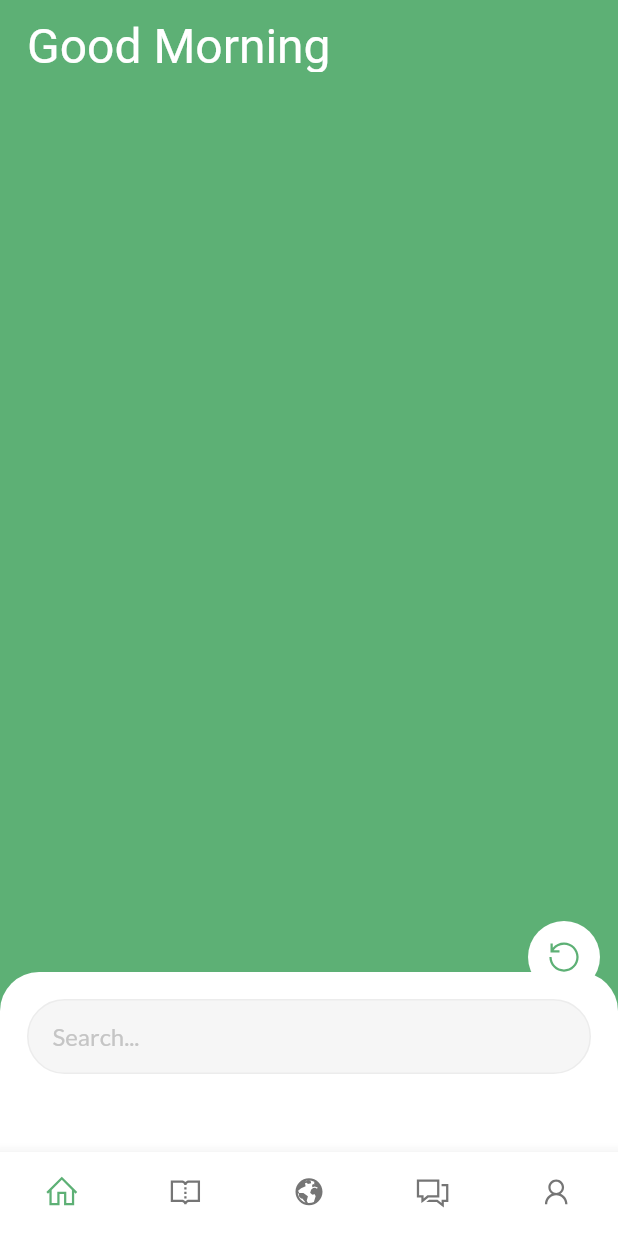
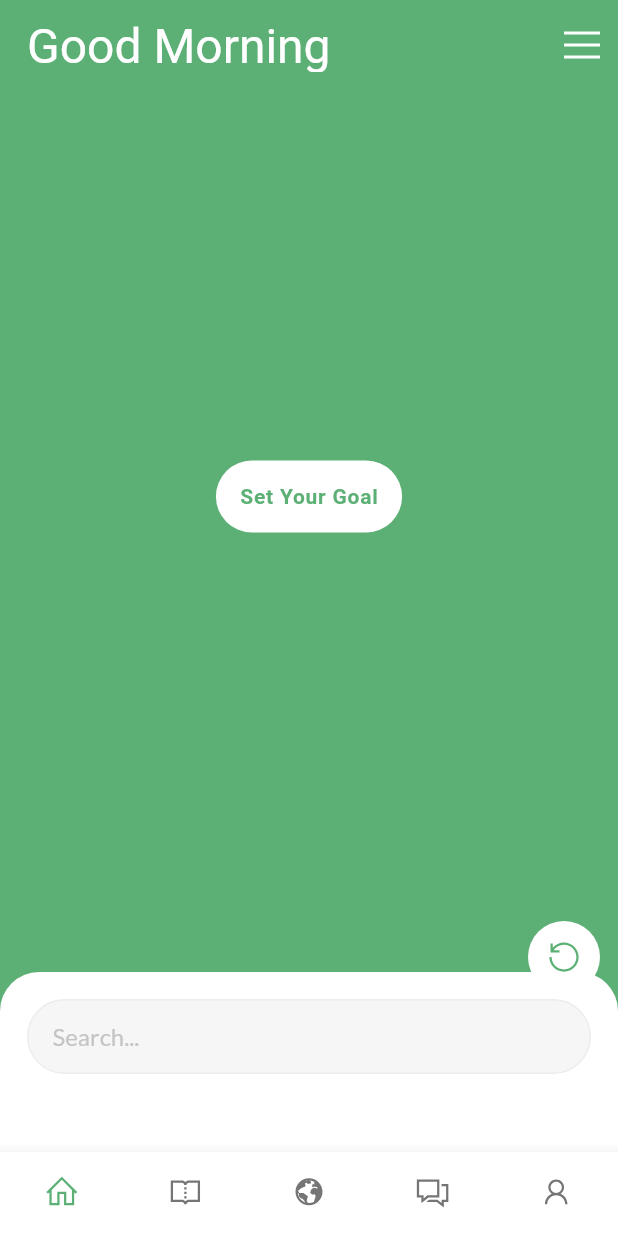
Before and after one commit to tomlaws/hikee, a Flutter app: the screen it shows after launch, on a phone screen of 412 x 824 dp. Run offline on Flutter 3.47's test engine with Material 2 defaults, Android fonts, the phone set to English and light mode, and no system bars; drawn by our look-alikes of sliding_up_panel; our stand-ins replace google_fonts, line_awesome_flutter.

Commit message:
update home layout

```diff
--- a/lib/screens/home.dart
+++ b/lib/screens/home.dart
@@ -87,13 +87,21 @@ class _HomeScreenState extends State<HomeScreen> {
           child: Column(
             mainAxisAlignment: MainAxisAlignment.spaceBetween,
             children: [
-              Consumer<PanelPosition>(
+              Expanded(
+                  child: Consumer<PanelPosition>(
                       builder: (_, pos, __) => Opacity(
                           opacity: 1 - pos.position,
-                        child: DefaultTextStyle(
+                          child: Column(
+                            mainAxisSize: MainAxisSize.max,
+                            children: [
+                              DefaultTextStyle(
                                 style: TextStyle(color: Colors.white),
                                 child: Column(
                                   crossAxisAlignment: CrossAxisAlignment.start,
+                                  children: [
+                                    Row(
+                                      mainAxisAlignment:
+                                          MainAxisAlignment.spaceBetween,
                                       children: [
                                         Container(
                                           padding: EdgeInsets.symmetric(
@@ -104,11 +112,27 @@ class _HomeScreenState extends State<HomeScreen> {
                                             'Good Morning',
                                             style: TextStyle(fontSize: 32),
                                           ),
+                                        ),
+                                        Button(
+                                          icon: Icon(LineAwesomeIcons.bars,
+                                              color: Colors.white, size: 32),
+                                          onPressed: () {},
+                                        )
+                                      ],
                                     )
                                   ],
                                 ),
                               ),
-                      )),
+                              Expanded(
+                                  child: Center(
+                                child: Button(
+                                  invert: true,
+                                  child: Text('Set Your Goal'),
+                                  onPressed: () {},
+                                ),
+                              ))
+                            ],
+                          )))),
               Padding(
                 padding: EdgeInsets.all(12),
                 child: Row(
```
Lines whose indentation alone changed are shown as unchanged.
